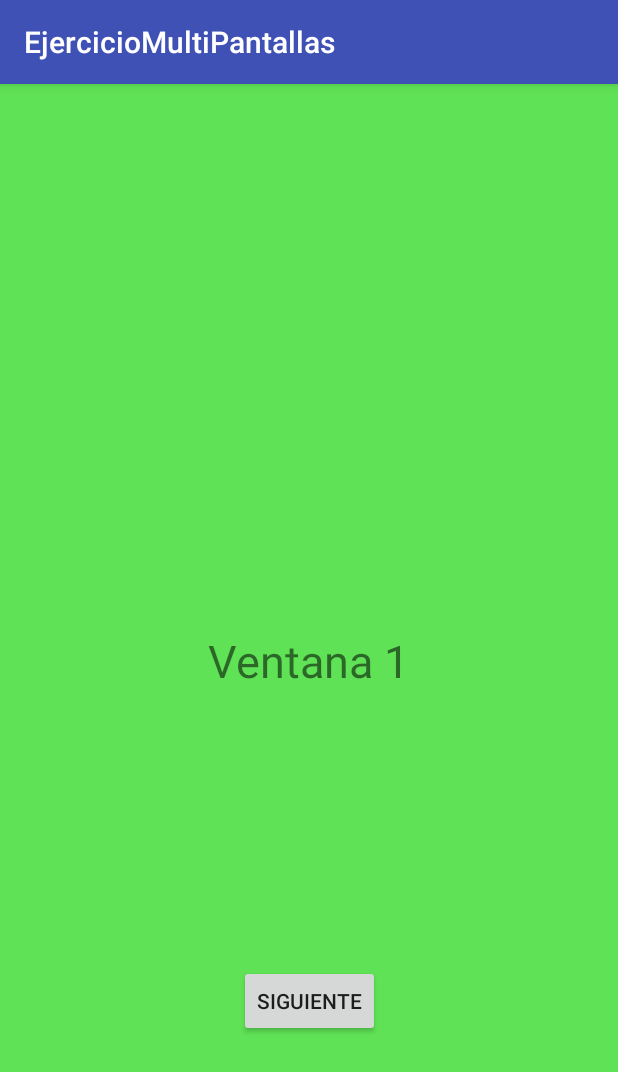
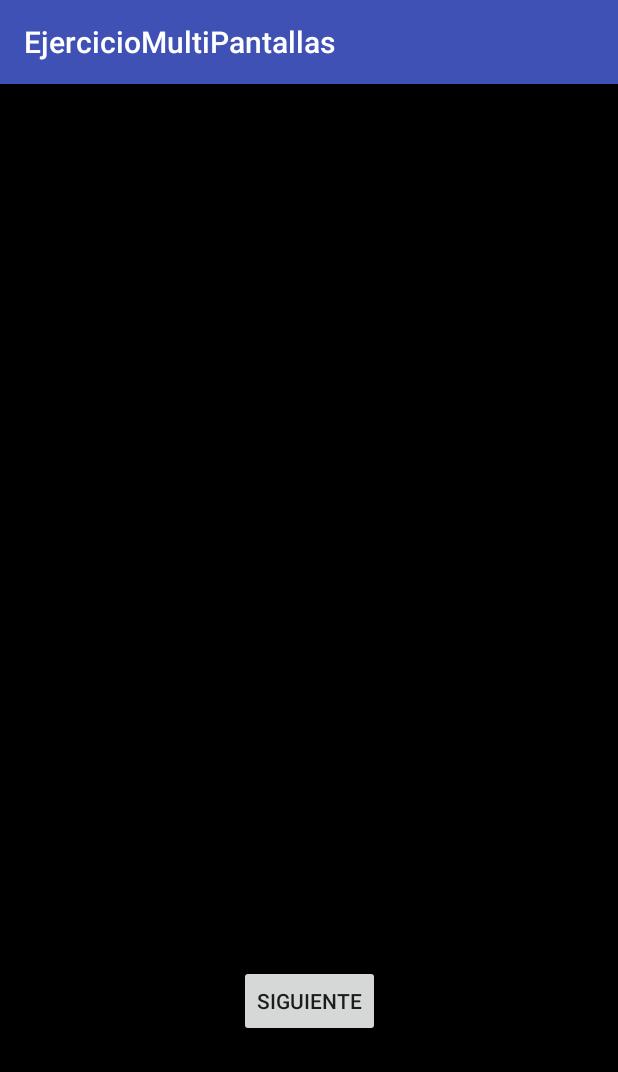
Before and after one commit to JoelCautiRojas/repositorio1, an Android app: the screen it shows after launch (MainActivity), on a phone screen of 412 x 824 dp. Shown: the top 1072 px of the screen. Run offline under Robolectric (Android 15) with nearby library versions, the phone set to English and light mode, and no system bars.

Commit message:
Update activity_main.xml

```diff
--- a/app/src/main/res/layout/activity_main.xml
+++ b/app/src/main/res/layout/activity_main.xml
@@ -5,7 +5,7 @@
     xmlns:tools="http://schemas.android.com/tools"
     android:layout_width="match_parent"
     android:layout_height="match_parent"
-    android:background="#5fe255"
+    android:background="#000000"
     tools:context=".MainActivity">
 
     <TextView
```
